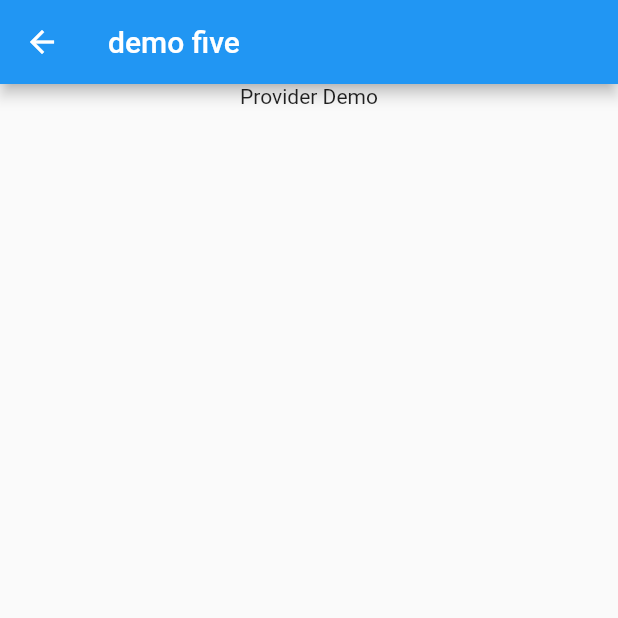
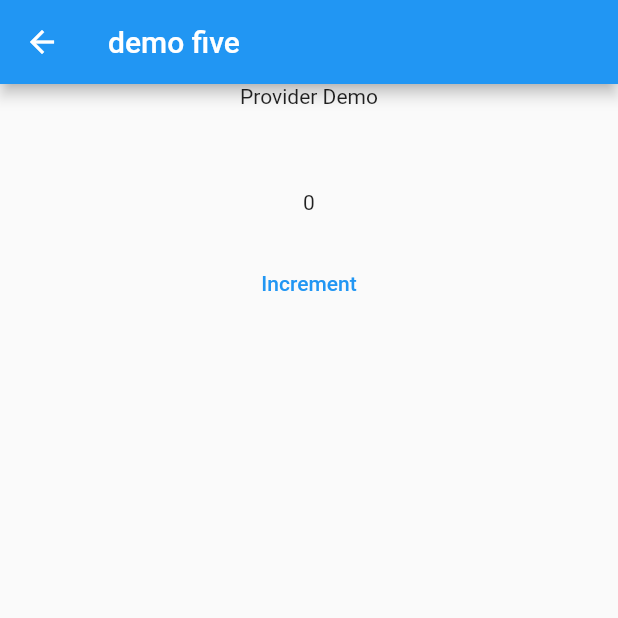
Before and after one commit to xiongben/flutterLearnDemo2, a Flutter app: the ProviderDemo screen opened by its route, on a phone screen of 412 x 824 dp, the top half of it. Run offline on Flutter 3.47's test engine with Material 2 defaults, Android fonts, the phone set to English and light mode, and no system bars; our stand-ins replace flutter_screenutil; missing offline and left inert: dart:html.

Commit message:
[add] Provider demo

```diff
--- a/lib/ProviderDemo/index.dart
+++ b/lib/ProviderDemo/index.dart
@@ -1,4 +1,5 @@
 import 'dart:collection';
+import 'dart:html';
 
 import 'package:flutter/cupertino.dart';
 import 'package:flutter/material.dart';
@@ -16,6 +17,8 @@ class ProviderDemo extends StatefulWidget {
 class _ProviderDemoState extends State<ProviderDemo> {
   @override
   Widget build(BuildContext context) {
+    int count = 0;
+
     return Scaffold(
         appBar: AppBar(title: Text("demo five"),),
         body: SafeArea(
@@ -27,6 +30,28 @@ class _ProviderDemoState extends State<ProviderDemo> {
               children: [
                 Text("Provider Demo"),
                 SizedBox(height: 50.w,),
+                Center(
+                  child: ShareDataWidget(
+                    data: count,
+                    child: Column(
+                      mainAxisAlignment: MainAxisAlignment.center,
+                      children: [
+                        Padding(
+                          padding: EdgeInsets.only(bottom: 20.w),
+                          child: _TestWidget(),
+                        ),
+                        TextButton(
+                          onPressed: (){
+                            setState(() {
+                              count+=1;
+                            });
+                          },
+                          child: Text('Increment', style: TextStyle(color: Colors.blue),),
+                        )
+                      ],
+                    ),
+                  ),
+                )
               ],
             ),
           ),
@@ -167,3 +192,46 @@ class _ProviderRouteState extends State<ProviderRoute> {
     );
   }
 }
+
+
+// InheritedWidget Demo
+
+class ShareDataWidget extends InheritedWidget {
+  final int data;
+
+  ShareDataWidget({
+    Key? key,
+    required this.data,
+    required Widget child,
+  }):super(key: key, child: child);
+
+  static ShareDataWidget? of(BuildContext context) {
+    return context.dependOnInheritedWidgetOfExactType<ShareDataWidget>();
+  }
+  //该回调决定当data发生变化时，是否通知子树中依赖data的Widget重新build
+  @override
+  bool updateShouldNotify(ShareDataWidget old) {
+    return old.data != data;
+  }
+}
+
+class _TestWidget extends StatefulWidget {
+  const _TestWidget({Key? key}) : super(key: key);
+
+  @override
+  State<_TestWidget> createState() => _TestWidgetState();
+}
+
+class _TestWidgetState extends State<_TestWidget> {
+  @override
+  Widget build(BuildContext context) {
+    return Text(ShareDataWidget.of(context)!.data.toString());
+  }
+
+  @override
+  void didChangeDependencies() {
+    // TODO: implement didChangeDependencies
+    super.didChangeDependencies();
+    print("Dependencies change");
+  }
+}
```
